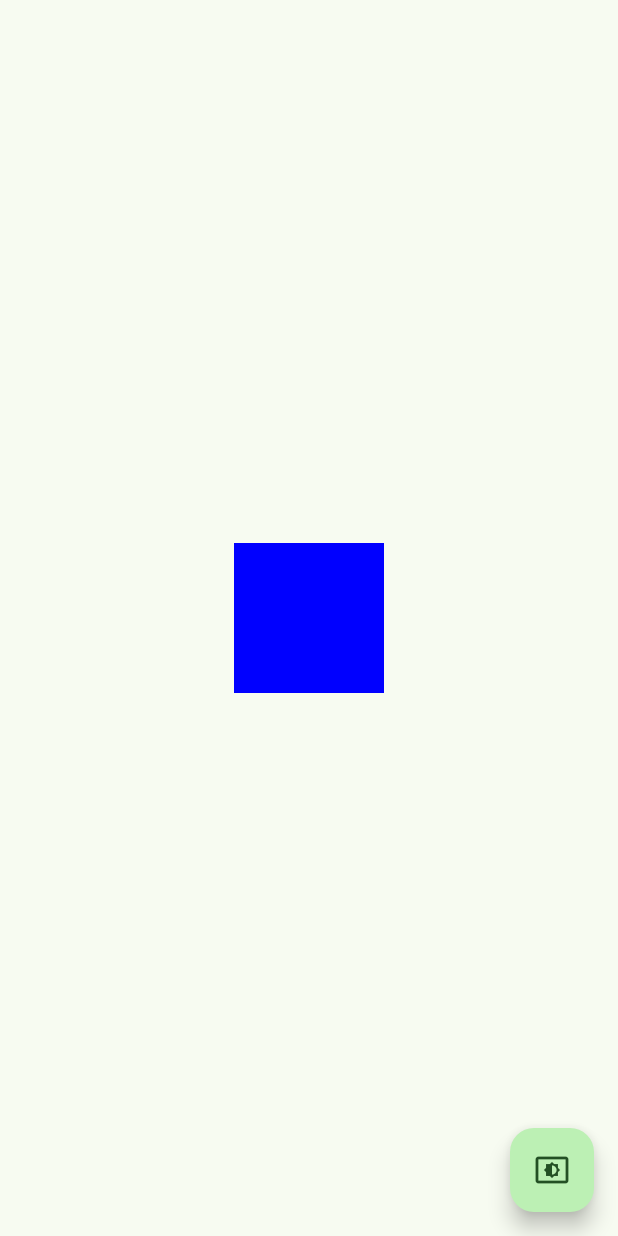
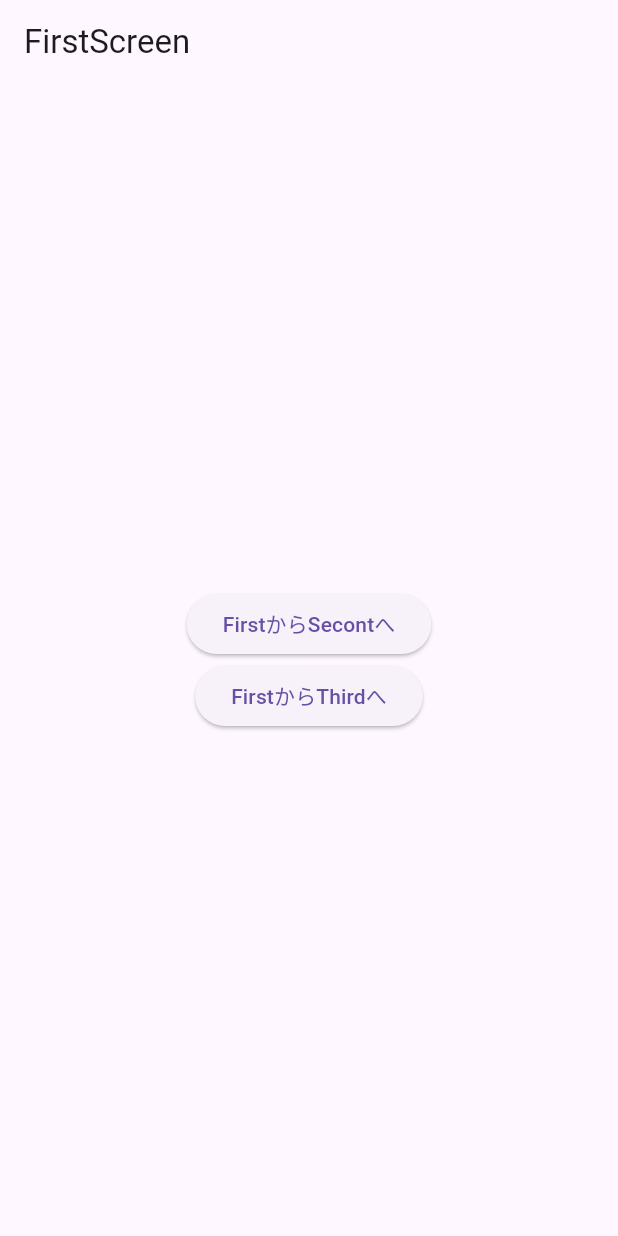
Before and after one commit to f04k04369/flutter-practice-book, a Flutter app: the screen it shows after launch, on a phone screen of 412 x 824 dp. Run offline on Flutter 3.47's test engine with Material 3 defaults, Android fonts, the phone set to English and light mode, and no system bars; our stand-ins replace flutter_svg, go_router, vector_graphics.

Commit message:
navigate2.0wo

```diff
--- a/lib/main.dart
+++ b/lib/main.dart
@@ -1,86 +1,123 @@
 import 'package:flutter/material.dart';
+import 'package:go_router/go_router.dart';
 
-class MyTheme extends ThemeExtension<MyTheme> {
-  const MyTheme({
-    required this.themeColor,
-  });
-
-  final Color? themeColor;
-
-  @override
-  MyTheme copyWith({Color? themeColor}) {
-    return MyTheme(
-      themeColor: themeColor ?? this.themeColor);
-  }
-
-  @override
-  MyTheme lerp(MyTheme? other, double t) {
-    if (other is! MyTheme) {
-      return this;
-    }
-    return MyTheme(
-      themeColor: Color.lerp(themeColor, other.themeColor, t),
-    );
-  }
+void main() {
+  runApp(
+    MaterialApp.router(
+      routerConfig: _router,
+    ),
+  );
 }
 
-void main() {
-  runApp(const MyApp());
-}
+final _router = GoRouter(
+  routes: [
+    GoRoute(
+      path: '/',
+      builder: (context, state) => const FirstScreen(),
+    ),
+    GoRoute(
+      path: '/second',
+      builder: (context, state) => const SecondScreen(),
+    ),
+    GoRoute(
+      path: '/third',
+      builder: (context, state) => const ThirdScreen(),
+    ),
+  ],
+);
 
-class MyApp extends StatefulWidget {
-  const MyApp({super.key});
-
-  @override
-  State<StatefulWidget> createState() => _MyAppState();
-}
-
-class _MyAppState extends State<MyApp> {
-  bool _isDarkMode = false;
-
-  void _toggleDarkMode() {
-    setState(() {
-      _isDarkMode = !_isDarkMode;
-    });
-  }
+class FirstScreen extends StatelessWidget {
+  const FirstScreen({super.key});
 
   @override
   Widget build(BuildContext context) {
-    return MaterialApp(
-      title: 'Flutter Demo',
-      theme: ThemeData(
-        colorSchemeSeed: Colors.green,
-        extensions: const [MyTheme(themeColor: Color(0xFF0000FF))],
+    return Scaffold(
+      appBar: AppBar(
+        title: const Text('FirstScreen'),
       ),
-      darkTheme: ThemeData(
-        colorSchemeSeed: Colors.green,
-        brightness: Brightness.dark,
-        extensions: const [MyTheme(themeColor: Color(0xFFFF0000))],
-      ),
-      themeMode: _isDarkMode ? ThemeMode.dark : ThemeMode.light,
-      home: Scaffold(
-        body: const Center(
-          child: ThemeWidget(),
-        ),
-
-        floatingActionButton: FloatingActionButton(
-          onPressed: () {
-            _toggleDarkMode();
-          },
-          child: const Icon(Icons.settings_brightness),
+      body: Center(
+        child: Column(
+          mainAxisAlignment: MainAxisAlignment.center,
+          children: [
+            ElevatedButton(
+              child: const Text('FirstからSecontへ'),
+              onPressed: ( ) {
+                GoRouter.of(context).go('/second');
+              },
+            ),
+             ElevatedButton(
+              child: const Text('FirstからThirdへ'),
+              onPressed: ( ) {
+                GoRouter.of(context).go('/third');
+              },
+            ),
+         ],
         ),
       ),
     );
   }
 }
 
-class ThemeWidget extends StatelessWidget {
-  const ThemeWidget({super.key});
+class SecondScreen extends StatelessWidget {
+  const SecondScreen({super.key});
 
   @override
   Widget build(BuildContext context) {
-    final myTheme = Theme.of(context).extension<MyTheme>()!;
-    final color = myTheme.themeColor;
-    return Container(width: 100, height: 100, color: color);
+    return Scaffold(
+      appBar: AppBar(
+        title: const Text('SecondtScreen'),
+      ),
+      body: Center(
+        child: Column(
+          mainAxisAlignment: MainAxisAlignment.center,
+          children: [
+            ElevatedButton(
+              child: const Text('SecondからThirdへ'),
+              onPressed: ( ) {
+                GoRouter.of(context).go('/third');
+              },
+            ),
+             ElevatedButton(
+              child: const Text('戻る'),
+              onPressed: ( ) {
+                Navigator.of(context).pop();
+              },
+            ),
+         ],
+        ),
+      ),
+    );
   }
 }
+
+class ThirdScreen extends StatelessWidget {
+  const ThirdScreen({super.key});
+
+  @override
+  Widget build(BuildContext context) {
+    return Scaffold(
+      appBar: AppBar(
+        title: const Text('ThirdScreen'),
+      ),
+      body: Center(
+        child: Column(
+          mainAxisAlignment: MainAxisAlignment.center,
+          children: [
+            ElevatedButton(
+              child: const Text('ThirdからFirstへ'),
+              onPressed: ( ) {
+                GoRouter.of(context).go('/');
+              },
+            ),
+             ElevatedButton(
+              child: const Text('戻る'),
+              onPressed: ( ) {
+                Navigator.of(context).pop();
+              },
+            ),
+         ],
+        ),
+      ),
+    );
+  }
+}
--- a/pubspec.yaml
+++ b/pubspec.yaml
@@ -16,6 +16,7 @@ dependencies:
   flutter_localizations:
     sdk: flutter
   flutter_svg: ^2.2.0
+  go_router: ^16.0.0
 
 dev_dependencies:
   flutter_test:
```
Also changed, not shown: pubspec.lock, 1 other file.
